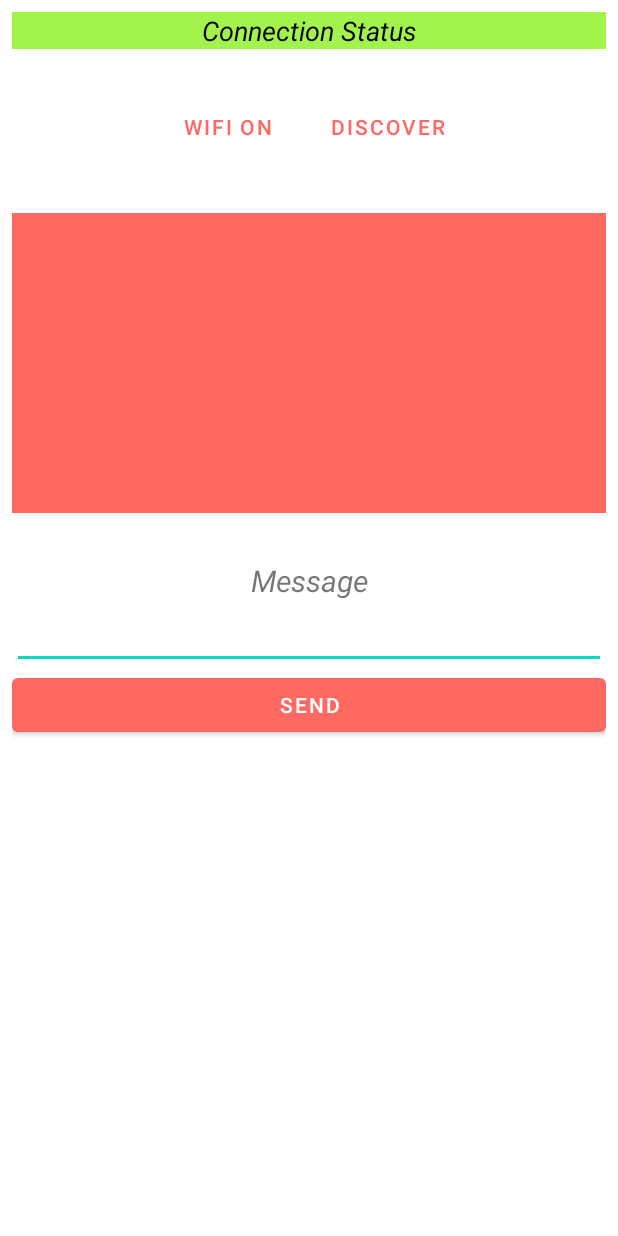
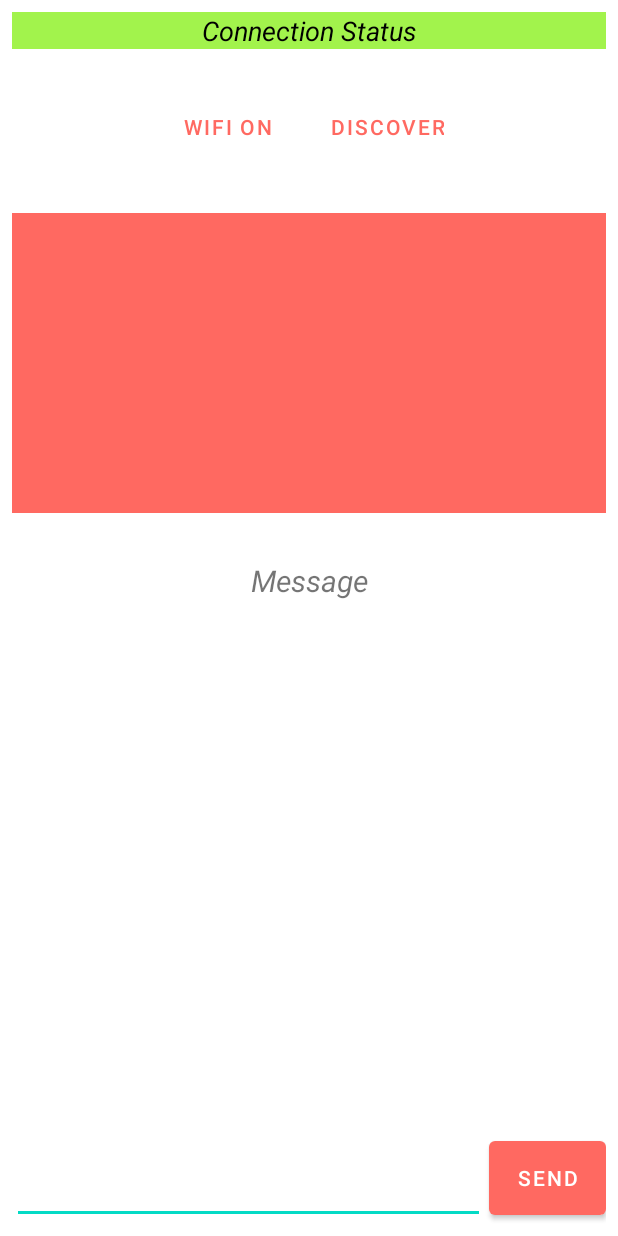
Before and after one commit to irawan09/WifiP2P, an Android app: the layout activity_main.xml on its own in the app's theme, with its tools: preview values and no code run, on a phone screen of 412 x 824 dp. Run offline under Robolectric (Android 15) with nearby library versions, the phone set to English and light mode, and no system bars.

```diff
--- a/app/src/main/AndroidManifest.xml
+++ b/app/src/main/AndroidManifest.xml
@@ -2,6 +2,7 @@
 <manifest xmlns:android="http://schemas.android.com/apk/res/android"
     package="irawan.electroshock.wifip2p">
 
+    <uses-permission android:name="android.permission.ACCESS_FINE_LOCATION" />
     <uses-permission android:name="android.permission.ACCESS_WIFI_STATE"/>
     <uses-permission android:name="android.permission.CHANGE_WIFI_STATE"/>
     <uses-permission android:name="android.permission.CHANGE_NETWORK_STATE" />
--- a/app/src/main/res/layout/activity_main.xml
+++ b/app/src/main/res/layout/activity_main.xml
@@ -1,5 +1,6 @@
 <?xml version="1.0" encoding="utf-8"?>
 <LinearLayout xmlns:android="http://schemas.android.com/apk/res/android"
+    xmlns:app="http://schemas.android.com/apk/res-auto"
     xmlns:tools="http://schemas.android.com/tools"
     android:layout_width="match_parent"
     android:layout_height="match_parent"
@@ -63,19 +64,37 @@
         android:textSize="20sp"
         android:textStyle="italic" />
 
+    <androidx.constraintlayout.widget.ConstraintLayout
+        android:layout_width="match_parent"
+        android:layout_height="match_parent">
+
         <EditText
             android:id="@+id/writeMsg"
-        android:layout_width="match_parent"
-        android:layout_height="wrap_content"
+            android:layout_width="315dp"
+            android:layout_height="59dp"
+            android:autofillHints="Message"
             android:ems="10"
             android:inputType="textPersonName"
-        android:autofillHints="Message"
+            app:layout_constraintBottom_toBottomOf="parent"
+            app:layout_constraintEnd_toStartOf="@+id/sendButton"
+            app:layout_constraintHorizontal_bias="0.0"
+            app:layout_constraintStart_toStartOf="parent"
+            app:layout_constraintTop_toTopOf="parent"
+            app:layout_constraintVertical_bias="1.0"
             tools:ignore="LabelFor" />
 
         <Button
             android:id="@+id/sendButton"
-        android:layout_width="match_parent"
-        android:layout_height="wrap_content"
-        android:text="@string/send" />
+            android:layout_width="78dp"
+            android:layout_height="61dp"
+            android:text="@string/send"
+            app:layout_constraintBottom_toBottomOf="parent"
+            app:layout_constraintEnd_toEndOf="parent"
+            app:layout_constraintHorizontal_bias="1.0"
+            app:layout_constraintStart_toStartOf="parent"
+            app:layout_constraintTop_toTopOf="parent"
+            app:layout_constraintVertical_bias="1.0" />
 
+
+    </androidx.constraintlayout.widget.ConstraintLayout>
 </LinearLayout>
--- a/app/src/main/res/values/strings.xml
+++ b/app/src/main/res/values/strings.xml
@@ -7,4 +7,6 @@
     <string name="wifi_on">Wifi On</string>
     <string name="on">ON</string>
     <string name="off">OFF</string>
+    <string name="discovery">Discovery Started</string>
+    <string name="discovery_failed">Discovery Starting Failed</string>
 </resources>
```
Also changed, not shown: app/src/main/java/irawan/electroshock/wifip2p/MainActivity.kt (+115 -15 lines), app/src/main/java/irawan/electroshock/wifip2p/WifiDirectBroadcastReceiver.kt (+53 -1 lines). Lines whose indentation alone changed are shown as unchanged.
